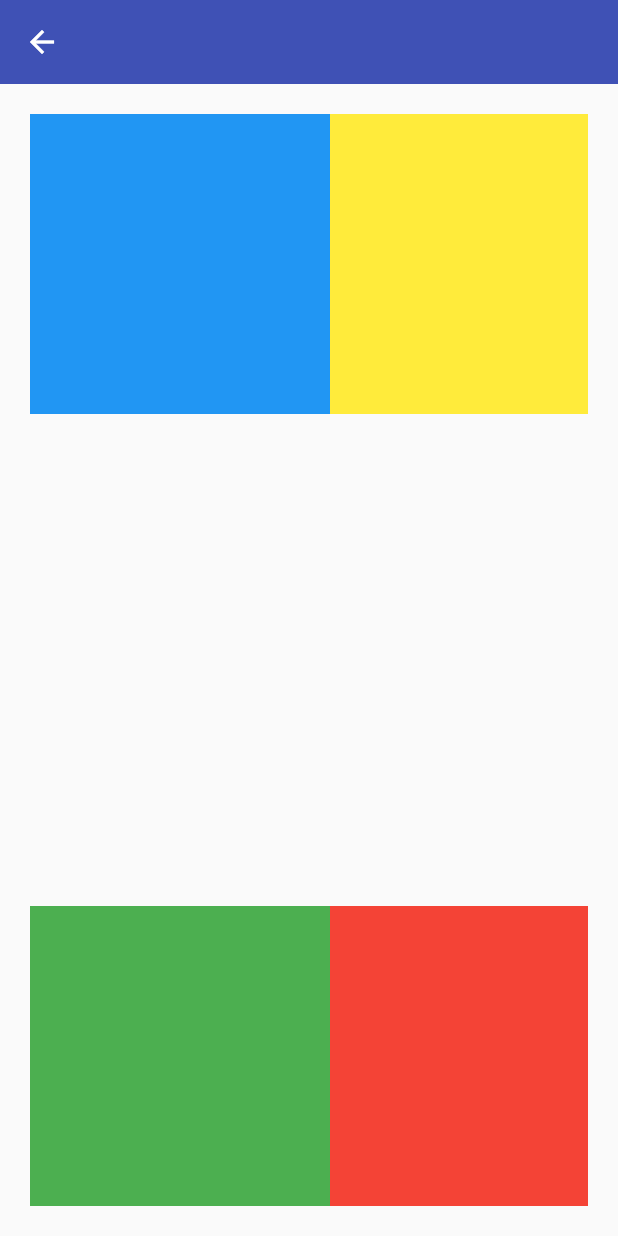
After one commit to manuelduarte077/flutter-examples, a Flutter app: the TopWidgetsScreen screen opened by its route, after a tap on "#2: Stack", on a phone screen of 412 x 824 dp. The commit adds this screen. Run offline on Flutter 3.47's test engine with Material 2 defaults, Android fonts, the phone set to English and light mode, and no system bars; network calls fail.

Commit message:
feat: widgets favorites

```diff
--- a/lib/src/routes/app_routes.dart
+++ b/lib/src/routes/app_routes.dart
@@ -7,12 +7,12 @@ class AppRoutes {
   static const initialRoute = 'home';
 
   static final menuOptions = <MenuOption>[
-    MenuOption(
-      route: 'home',
-      name: 'Home Screen',
-      icon: Icons.home,
-      screen: const HomeScreen(),
-    ),
+    // MenuOption(
+    //   route: 'home',
+    //   name: 'Home Screen',
+    //   icon: Icons.home,
+    //   screen: const HomeScreen(),
+    // ),
     MenuOption(
       route: 'listview1',
       name: 'ListView Tipo 1',
@@ -67,6 +67,12 @@ class AppRoutes {
       icon: Icons.view_list,
       screen: const ListViewBuilderScreen(),
     ),
+    MenuOption(
+      route: 'top_widgets',
+      name: 'Top Widgets',
+      icon: Icons.topic,
+      screen: const TopWidgetsScreen(),
+    ),
   ];
 
   static Map<String, Widget Function(BuildContext)> getAppRoutes() {
--- a/lib/src/screens/screens.dart
+++ b/lib/src/screens/screens.dart
@@ -6,7 +6,6 @@ export 'package:fl_components/src/screens/home_screens.dart';
 export 'package:fl_components/src/screens/avatar/circle_avatar.dart';
 export 'package:fl_components/src/screens/animated/animated_screens.dart';
 export 'package:fl_components/src/screens/forms/input_screen.dart';
-
 export 'package:fl_components/src/screens/slider/slider_screen.dart';
-
 export 'package:fl_components/src/screens/list_view/list_view_builder.dart';
+export 'package:fl_components/src/screens/top_widgets/top_widgets.dart';
--- /dev/null
+++ b/lib/src/screens/top_widgets/top_widgets.dart
@@ -0,0 +1,95 @@
+import 'package:fl_components/src/screens/top_widgets/widgets/widgets_1.dart';
+import 'package:fl_components/src/screens/top_widgets/widgets/widgets_2.dart';
+import 'package:fl_components/src/screens/top_widgets/widgets/widgets_3.dart';
+import 'package:fl_components/src/screens/top_widgets/widgets/widgets_4.dart';
+import 'package:fl_components/src/screens/top_widgets/widgets/widgets_5.dart';
+import 'package:flutter/material.dart';
+
+class TopWidgetsScreen extends StatefulWidget {
+  const TopWidgetsScreen({Key? key}) : super(key: key);
+
+  @override
+  State<TopWidgetsScreen> createState() => _TopWidgetsScreenState();
+}
+
+class _TopWidgetsScreenState extends State<TopWidgetsScreen> {
+  onButtonTap(Widget page) {
+    Navigator.push(
+        context, MaterialPageRoute(builder: (BuildContext context) => page));
+  }
+
+  @override
+  Widget build(BuildContext context) {
+    return Scaffold(
+      appBar: AppBar(
+        elevation: 0,
+        title: const Text('Top Widgets'),
+      ),
+      body: Container(
+        child: Align(
+          alignment: Alignment.center,
+          child: Column(
+            mainAxisAlignment: MainAxisAlignment.center,
+            children: [
+              TopWindgetsButton(
+                text: '#1: Scaffold',
+                actionTap: () {
+                  onButtonTap((const ScaffolWidgetsScreen()));
+                },
+              ),
+              const SizedBox(height: 16),
+              TopWindgetsButton(
+                text: '#2: Stack',
+                actionTap: () {
+                  onButtonTap((const StackWidgetsScreen()));
+                },
+              ),
+              const SizedBox(height: 16),
+              TopWindgetsButton(
+                  text: '#3: Transform',
+                  actionTap: () {
+                    onButtonTap((const TransformWidgetsScreen()));
+                  }),
+              const SizedBox(height: 16),
+              TopWindgetsButton(
+                  text: '#4: Animation Builder',
+                  actionTap: () {
+                    onButtonTap((const TwewnAnimationBuilderScreen()));
+                  }),
+              const SizedBox(height: 16),
+              TopWindgetsButton(
+                  text: '#5: SliverAppBar',
+                  actionTap: () {
+                    onButtonTap((const SliverAppBarWidgetsScreen()));
+                  }),
+            ],
+          ),
+        ),
+      ),
+    );
+  }
+}
+
+class TopWindgetsButton extends StatelessWidget {
+  final String text;
+  final VoidCallback? actionTap;
+  const TopWindgetsButton({
+    Key? key,
+    required this.text,
+    this.actionTap,
+  }) : super(key: key);
+
+  @override
+  Widget build(BuildContext context) {
+    return Padding(
+      padding: const EdgeInsets.all(15.0),
+      child: MaterialButton(
+        elevation: 0,
+        color: Theme.of(context).primaryColor,
+        onPressed: actionTap,
+        child: Text(text,
+            style: const TextStyle(color: Colors.white, fontSize: 30)),
+      ),
+    );
+  }
+}
--- /dev/null
+++ b/lib/src/screens/top_widgets/widgets/widgets_2.dart
@@ -0,0 +1,53 @@
+import 'package:flutter/material.dart';
+
+class StackWidgetsScreen extends StatelessWidget {
+  const StackWidgetsScreen({Key? key}) : super(key: key);
+
+  @override
+  Widget build(BuildContext context) {
+    return Scaffold(
+      appBar: AppBar(),
+      body: Stack(
+        children: [
+          AnimatedPositioned(
+            duration: const Duration(seconds: 1),
+            top: 20,
+            right: 20,
+            width: 200,
+            height: 200,
+            child: Container(
+              color: Colors.yellow,
+            ),
+          ),
+          Positioned(
+            bottom: 20,
+            right: 20,
+            width: 200,
+            height: 200,
+            child: Container(
+              color: Colors.red,
+            ),
+          ),
+          Positioned(
+            bottom: 20,
+            left: 20,
+            width: 200,
+            height: 200,
+            child: Container(
+              color: Colors.green,
+            ),
+          ),
+          Positioned(
+            top: 20,
+            left: 20,
+            width: 200,
+            height: 200,
+            child: Container(
+              color: Colors.blue,
+            ),
+          ),
+        ],
+      ),
+    );
+  }
+}
```
Also changed, not shown: lib/src/screens/top_widgets/widgets/widgets_1.dart (added, +19 -0 lines), lib/src/screens/top_widgets/widgets/widgets_3.dart (added, +41 -0 lines), lib/src/screens/top_widgets/widgets/widgets_4.dart (added, +25 -0 lines), lib/src/screens/top_widgets/widgets/widgets_5.dart (added, +34 -0 lines), assets/home.png (added).
